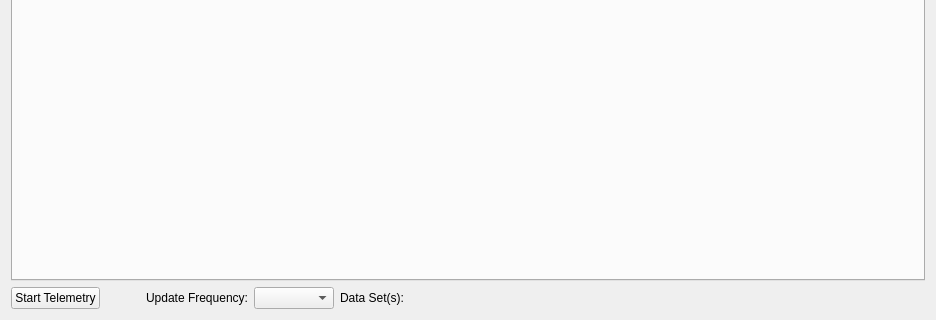
Old version of the form src/ui/aq_telemetryView.ui in the repository mpaperno/qgroundcontrol_aq; both pictures show x 0 to 936 and y 354 to 674 of the 936 by 674 pixel window.
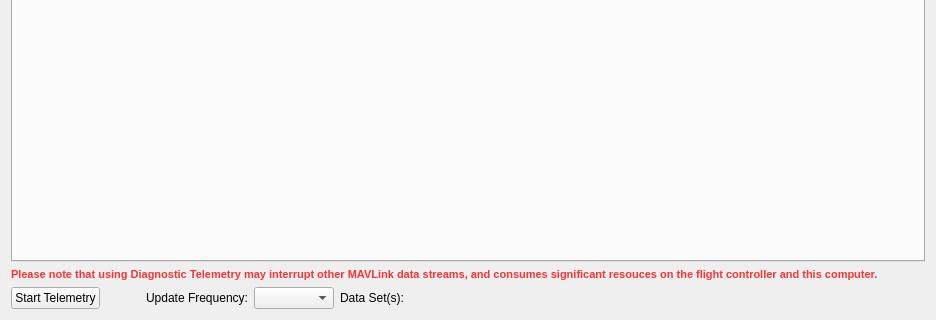
New version of the form.

Commit message: Add warning to diagnostic telemetry screen; Add forgotten css font change for light theme.

The edit to the form file:
```diff
--- a/src/ui/aq_telemetryView.ui
+++ b/src/ui/aq_telemetryView.ui
@@ -149,6 +149,21 @@
      </widget>
     </widget>
    </item>
+   <item>
+    <widget class="QLabel" name="label_resourceWarning">
+     <property name="styleSheet">
+      <string notr="true">color: rgba(255, 0, 0, 200);
+font-weight: bold;
+font-size: 11px;</string>
+     </property>
+     <property name="text">
+      <string>Please note that using Diagnostic Telemetry may interrupt other MAVLink data streams, and consumes significant resouces on the flight controller and this computer.</string>
+     </property>
+     <property name="wordWrap">
+      <bool>true</bool>
+     </property>
+    </widget>
+   </item>
    <item>
     <layout class="QHBoxLayout" name="horizontalLayout_14">
      <property name="spacing">
```
The commit also changes 1 other file.
